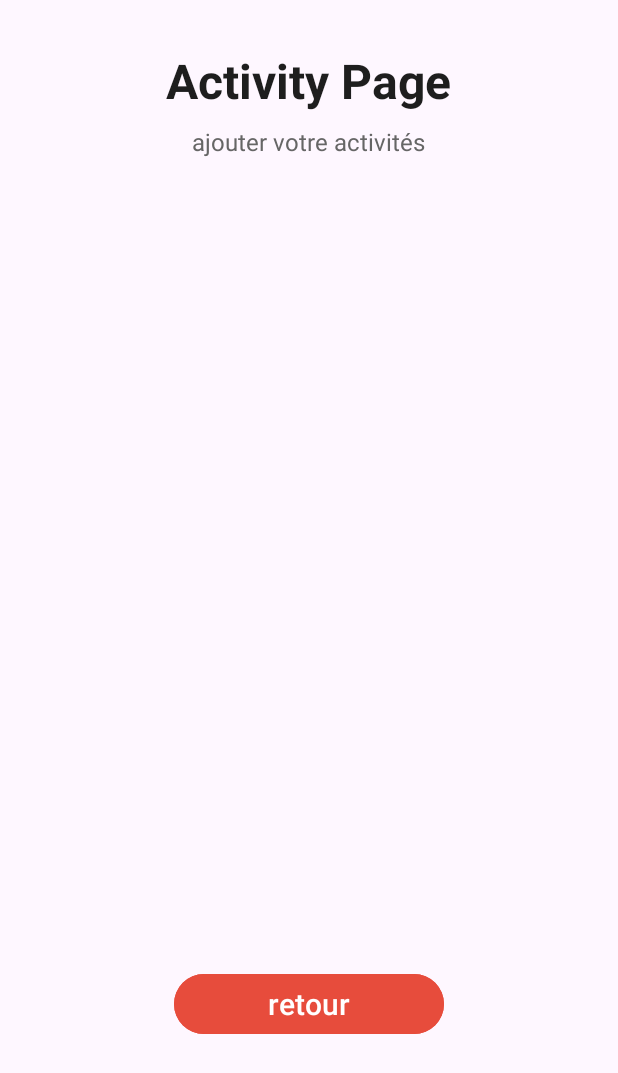
After one commit to Rayen-hash/-fitness_app_project, an Android app: the layout exercice_page.xml on its own in the app's theme, with its tools: preview values and no code run, on a phone screen of 412 x 824 dp. The commit adds this screen. Shown: the top 1073 px of the screen. Run offline under Robolectric (Android 15) with nearby library versions, the phone set to English and light mode, and no system bars.

Commit message:
exercice sport

```diff
--- a/app/src/main/java/com/example/login_signup/Activity/SuivantActivity.java
+++ b/app/src/main/java/com/example/login_signup/Activity/SuivantActivity.java
@@ -107,8 +107,5 @@ public class SuivantActivity extends AppCompatActivity {
         });
 
 
-
-
-
     }
 }
--- /dev/null
+++ b/app/src/main/res/layout/exercice_page.xml
@@ -0,0 +1,51 @@
+<?xml version="1.0" encoding="utf-8"?>
+<androidx.constraintlayout.widget.ConstraintLayout xmlns:android="http://schemas.android.com/apk/res/android"
+    xmlns:app="http://schemas.android.com/apk/res-auto"
+    android:layout_width="match_parent"
+    android:layout_height="match_parent">
+
+    <LinearLayout
+        android:layout_width="match_parent"
+        android:layout_height="wrap_content"
+        android:orientation="vertical"
+        android:padding="32dp"
+        android:gravity="center_horizontal"
+
+        app:layout_constraintTop_toTopOf="parent"
+        app:layout_constraintStart_toStartOf="parent"
+        app:layout_constraintEnd_toEndOf="parent">
+
+        <!-- Titre -->
+        <TextView
+            android:layout_width="wrap_content"
+            android:layout_height="wrap_content"
+            android:text="Activity Page"
+            android:textStyle="bold"
+            android:textSize="32sp"
+            android:textColor="#1E1E1E"
+            android:paddingBottom="8dp"/>
+
+        <!-- Sous-titre -->
+        <TextView
+            android:layout_width="wrap_content"
+            android:layout_height="wrap_content"
+            android:text="ajouter votre activités"
+            android:textSize="16sp"
+            android:textColor="#666"
+            android:paddingBottom="40dp"/>
+
+        <ListView
+            android:id="@+id/listeExercice"
+            android:layout_width="match_parent"
+            android:layout_height="500dp"/>
+
+        <Button
+            android:id="@+id/btnretour"
+            android:layout_width="180dp"
+            android:layout_height="wrap_content"
+            android:backgroundTint="@color/red_custom"
+            android:text="retour"
+            android:textSize="20sp"/>
+    </LinearLayout>
+
+</androidx.constraintlayout.widget.ConstraintLayout>
```
Also changed, not shown: app/src/main/java/com/example/login_signup/Activity/Sprint2/exerciceActivity.java (added, +83 -0 lines), app/src/main/java/com/example/login_signup/Database/Database.java (+32 -2 lines), app/src/main/java/com/example/login_signup/Models/Exercice.java (added, +18 -0 lines).
